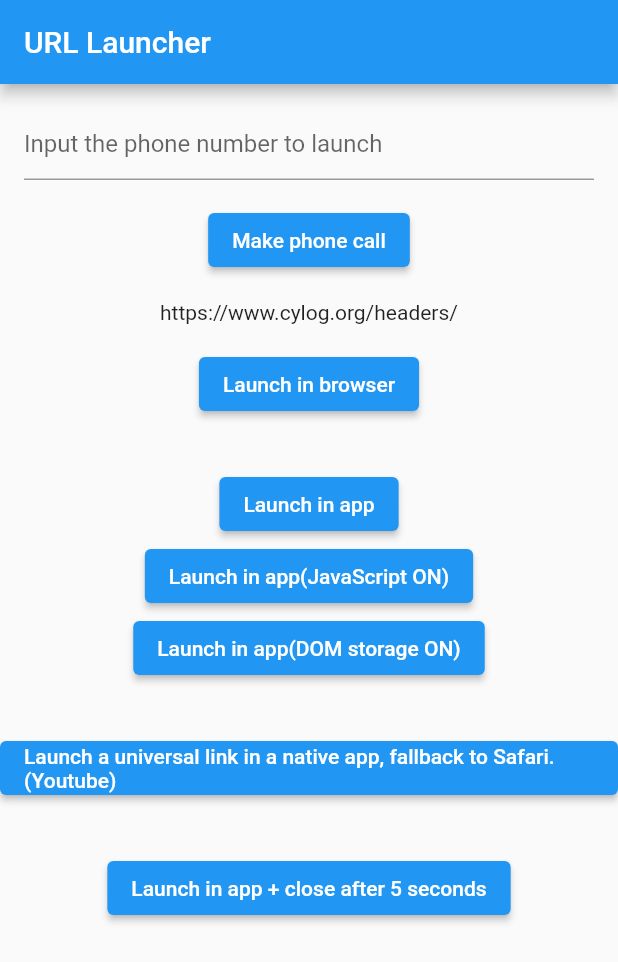
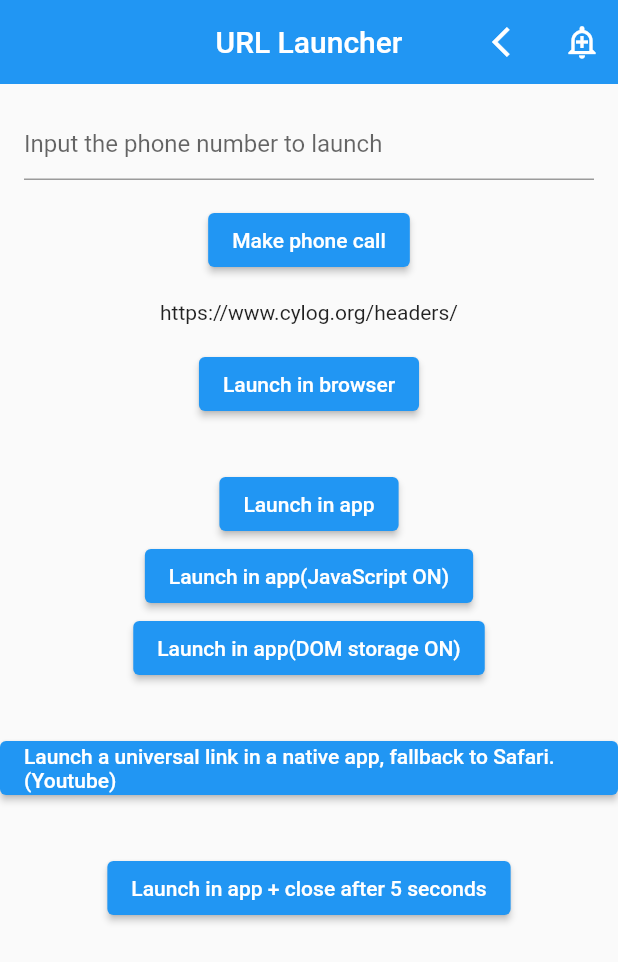
Before and after one commit to marcelors15/EmailPhone, a Flutter app: the screen it shows after launch, after a tap on "URL Launcher", on a phone screen of 412 x 824 dp. Shown: the top 962 px of the screen. Run offline on Flutter 3.47's test engine with Material 2 defaults, Android fonts, the light colour scheme and no system bars; our stand-ins replace args, google_fonts, googleapis_auth, image_picker; missing offline and left inert: flutter_mailer, flutter_phone_direct_caller, mailer.

Commit message:
Update url_launcher.dart

```diff
--- a/lib/url_launcher.dart
+++ b/lib/url_launcher.dart
@@ -17,14 +17,15 @@ class UrlLauncherApp extends StatelessWidget {
       theme: ThemeData(
         primarySwatch: Colors.blue,
       ),
-      home: MyHomePage(title: 'URL Launcher'),
+      home: MyHomePage(title: 'URL Launcher', context: context),
     );
   }
 }
 
 class MyHomePage extends StatefulWidget {
-  MyHomePage({Key key, this.title}) : super(key: key);
+  MyHomePage({Key key, this.title, this.context}) : super(key: key);
   final String title;
+  final BuildContext context;
 
   @override
   _MyHomePageState createState() => _MyHomePageState();
@@ -124,6 +125,24 @@ class _MyHomePageState extends State<MyHomePage> {
     return Scaffold(
       appBar: AppBar(
         title: Text(widget.title),
+        elevation: 0,
+        centerTitle: true,
+        actions: [
+          IconButton(
+            onPressed: () {
+              Navigator.pop(widget.context);
+            },
+            icon: const Icon(Icons.arrow_back_ios),
+          ),
+          IconButton(
+            icon: const Icon(Icons.add_alert_outlined),
+            tooltip: 'Show Snackbar',
+            onPressed: () {
+              ScaffoldMessenger.of(context).showSnackBar(
+                  const SnackBar(content: Text('This is a snackbar')));
+            },
+          ),
+        ],
       ),
       body: ListView(
         children: <Widget>[
```
